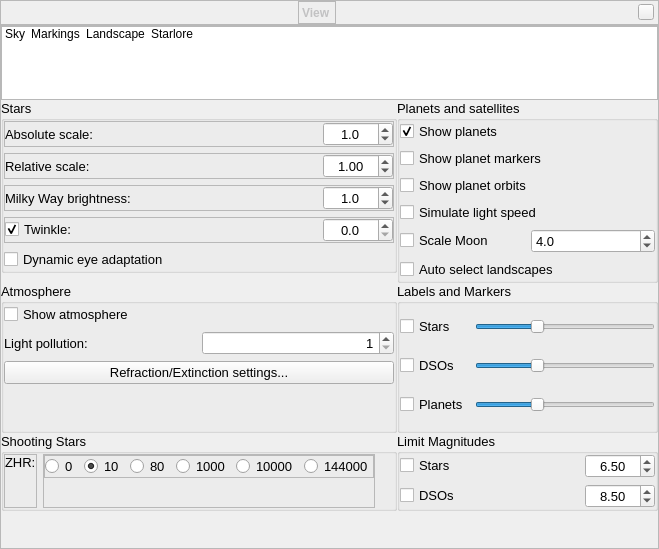
Qt form src/gui/viewDialog.ui (519984307/stellarium_src) before a commit.
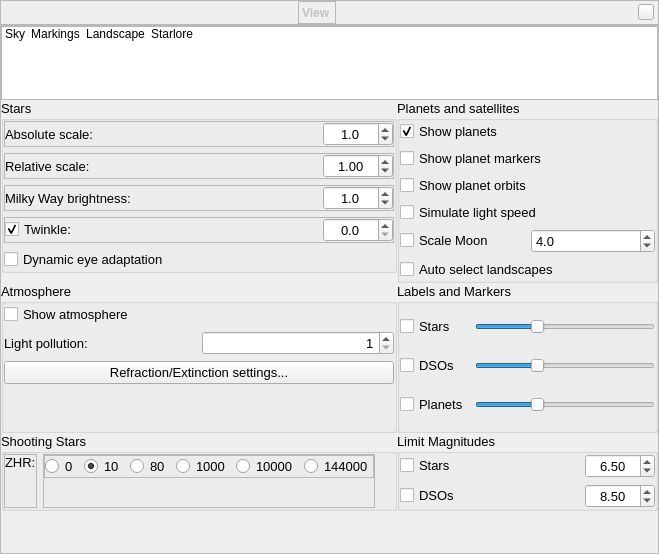
The same form after that commit. Icons and pictures are not drawn. Custom widgets are drawn as their Qt base class.

Commit message: updated tooltip's text

The edit to the form file:
```diff
--- a/src/gui/viewDialog.ui
+++ b/src/gui/viewDialog.ui
@@ -7,7 +7,7 @@
     <x>0</x>
     <y>0</y>
     <width>659</width>
-    <height>549</height>
+    <height>554</height>
    </rect>
   </property>
   <property name="font">
```
Left out of the diff: 2 changed lines with no effect on the pictures.
